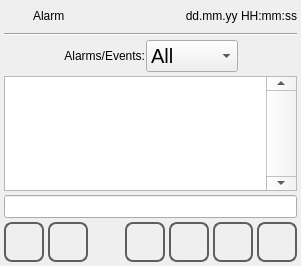
The window that qt_library/ATCMalarms/alarms.ui (MECTsrl/mect_plugins) describes before a commit, drawn with Qt 5.
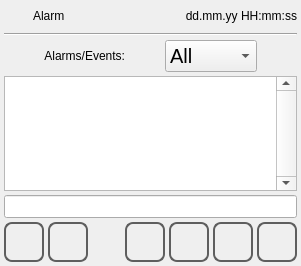
The same window after the commit. Icons and pictures are not drawn.

What changed in the file:
```diff
--- a/qt_library/ATCMalarms/alarms.ui
+++ b/qt_library/ATCMalarms/alarms.ui
@@ -46,7 +46,7 @@
 	font-size: 20px;
 }
 QScrollBar:vertical {
-	width: 30px;
+	width: 20px;
 }</string>
   </property>
   <layout class="QVBoxLayout" name="verticalLayout">
@@ -174,6 +174,22 @@
        </property>
       </widget>
      </item>
+     <item>
+      <spacer name="horizontalSpacer_4">
+       <property name="orientation">
+        <enum>Qt::Horizontal</enum>
+       </property>
+       <property name="sizeType">
+        <enum>QSizePolicy::MinimumExpanding</enum>
+       </property>
+       <property name="sizeHint" stdset="0">
+        <size>
+         <width>10</width>
+         <height>20</height>
+        </size>
+       </property>
+      </spacer>
+     </item>
      <item>
       <widget class="QComboBox" name="comboBoxType">
        <property name="focusPolicy">
@@ -236,67 +252,7 @@
 {
         font: 16pt &quot;DejaVu Sans Mono&quot;;
 }
-QScrollBar:vertical
-{
-        border-top: 30px solid #999999;
-        border-bottom: 30px solid #999999;
-        background:white;
-        width:30px;    
-        margin: 0px 0px 0px 0px;
-}
-QScrollBar::handle:vertical 
-{
-        border: 1px solid black;
-	    background: rgb(255, 255, 255);
-        min-height: 10px;
-}
-QScrollBar::add-line:vertical
-{
-        height: 30px;
-	    background: rgb(255, 255, 255);
-        subcontrol-position: bottom;
-        subcontrol-origin: margin;
-	image: url(:/libicons/img/Down.png);
-}
-QScrollBar::sub-line:vertical 
-{
-       height: 30px;
-	    background: rgb(255, 255, 255);
-        subcontrol-position: top;
-	    subcontrol-origin: margin;
-	image: url(:/libicons/img/Up.png);
-}
-
-QScrollBar:horizontal
-{
-        border-left: 30px solid #999999;
-        border-right: 30px solid #999999;
-        background:white;
-        height:30px;    
-        margin: 0px 0px 0px 0px;
-}
-QScrollBar::handle:horizontal 
-{
-        border: 1px solid black;
-	    background: rgb(255, 255, 255);
-        min-width: 10px;
-}
-QScrollBar::add-line:horizontal
-{
-        width: 30px;
-	    background: rgb(255, 255, 255);
-        subcontrol-position: left;
-        subcontrol-origin: margin;
-	image: url(:/icons/img/left.png);
-}
-QScrollBar::sub-line:horizontal 
-{
-       width: 30px;
-	    background: rgb(255, 255, 255);
-        subcontrol-position: right;
-	    subcontrol-origin: margin;
-	image: url(:/icons/img/right.png);
-}</string>
+</string>
      </property>
      <property name="verticalScrollBarPolicy">
       <enum>Qt::ScrollBarAlwaysOn</enum>
```
